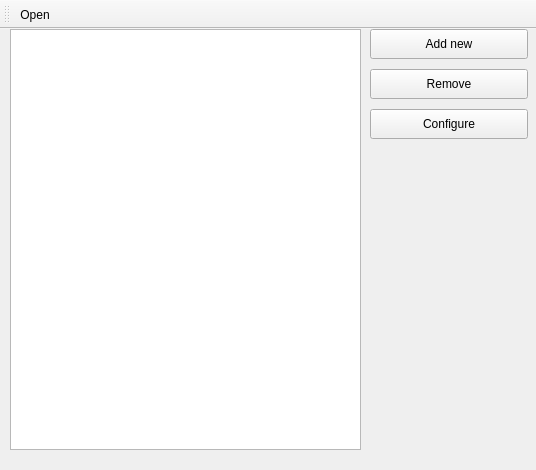
Above: ui/MainWindow.ui from Nitrooos/Projectizer before the change. Below: the same form after it.
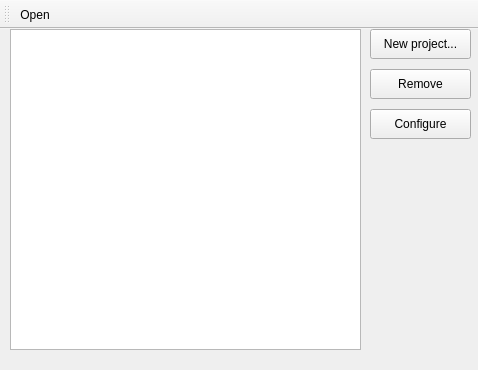
That is the form after the change. Icons and pictures are not drawn. Custom widgets are drawn as their Qt base class.

```diff
--- a/ui/MainWindow.ui
+++ b/ui/MainWindow.ui
@@ -6,8 +6,8 @@
    <rect>
     <x>0</x>
     <y>0</y>
-    <width>536</width>
-    <height>470</height>
+    <width>478</width>
+    <height>370</height>
    </rect>
   </property>
   <property name="windowTitle">
@@ -23,16 +23,28 @@
       <x>10</x>
       <y>0</y>
       <width>351</width>
-      <height>421</height>
+      <height>321</height>
      </rect>
     </property>
+    <property name="showGrid">
+     <bool>false</bool>
+    </property>
+    <property name="gridStyle">
+     <enum>Qt::NoPen</enum>
+    </property>
+    <property name="sortingEnabled">
+     <bool>false</bool>
+    </property>
+    <attribute name="verticalHeaderVisible">
+     <bool>false</bool>
+    </attribute>
    </widget>
    <widget class="QPushButton" name="addNewButton">
     <property name="geometry">
      <rect>
       <x>370</x>
       <y>0</y>
-      <width>158</width>
+      <width>101</width>
       <height>30</height>
      </rect>
     </property>
@@ -43,7 +55,7 @@
      </sizepolicy>
     </property>
     <property name="text">
-     <string>Add new</string>
+     <string>New project...</string>
     </property>
    </widget>
    <widget class="QPushButton" name="removeButton">
@@ -51,7 +63,7 @@
      <rect>
       <x>370</x>
       <y>40</y>
-      <width>158</width>
+      <width>101</width>
       <height>30</height>
      </rect>
     </property>
@@ -70,7 +82,7 @@
      <rect>
       <x>370</x>
       <y>80</y>
-      <width>158</width>
+      <width>101</width>
       <height>30</height>
      </rect>
     </property>
```
